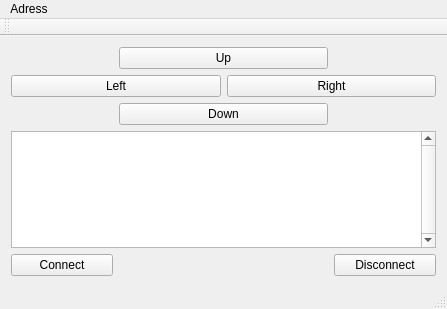
First picture: the form in chat QT/mainwindow.ui, repository Shakkozu/Steering-UNITY-game-by-wireless-controller, before the edit.
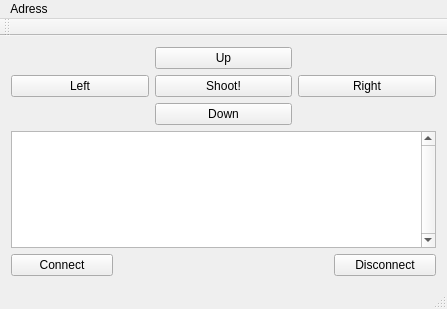
Second picture: the form after the edit.

What changed in the file:
```diff
--- a/chat QT/mainwindow.ui
+++ b/chat QT/mainwindow.ui
@@ -15,14 +15,14 @@
   </property>
   <widget class="QWidget" name="centralWidget">
    <layout class="QGridLayout" name="gridLayout">
-    <item row="9" column="3">
+    <item row="12" column="4">
      <widget class="QPushButton" name="DisconnectButton">
       <property name="text">
        <string>Disconnect</string>
       </property>
      </widget>
     </item>
-    <item row="8" column="0" colspan="4">
+    <item row="11" column="1" colspan="4">
      <widget class="QListWidget" name="ChatText">
       <property name="enabled">
        <bool>true</bool>
@@ -35,27 +35,7 @@
       </property>
      </widget>
     </item>
-    <item row="5" column="1" colspan="2">
-     <widget class="QPushButton" name="DownButton">
-      <property name="text">
-       <string>Down</string>
-      </property>
-      <property name="shortcut">
-       <string>Down</string>
-      </property>
-     </widget>
-    </item>
-    <item row="2" column="1" colspan="2">
-     <widget class="QPushButton" name="UpButton">
-      <property name="text">
-       <string>Up</string>
-      </property>
-      <property name="shortcut">
-       <string>Up</string>
-      </property>
-     </widget>
-    </item>
-    <item row="9" column="0">
+    <item row="12" column="1">
      <widget class="QPushButton" name="ConnectButton">
       <property name="text">
        <string>Connect</string>
@@ -65,25 +45,92 @@
       </property>
      </widget>
     </item>
-    <item row="3" column="0" colspan="2">
-     <widget class="QPushButton" name="LeftButton">
-      <property name="text">
-       <string>Left</string>
-      </property>
-      <property name="shortcut">
-       <string>Left</string>
-      </property>
-     </widget>
-    </item>
-    <item row="3" column="2" colspan="2">
-     <widget class="QPushButton" name="RightButton">
-      <property name="text">
-       <string>Right</string>
-      </property>
-      <property name="shortcut">
-       <string>Right</string>
-      </property>
-     </widget>
+    <item row="0" column="1" colspan="4">
+     <layout class="QGridLayout" name="gridLayout_2">
+      <item row="3" column="2">
+       <widget class="QPushButton" name="RightButton">
+        <property name="text">
+         <string>Right</string>
+        </property>
+        <property name="shortcut">
+         <string>Right</string>
+        </property>
+        <property name="checkable">
+         <bool>false</bool>
+        </property>
+        <property name="autoRepeat">
+         <bool>false</bool>
+        </property>
+        <property name="autoRepeatDelay">
+         <number>300</number>
+        </property>
+       </widget>
+      </item>
+      <item row="4" column="1">
+       <widget class="QPushButton" name="DownButton">
+        <property name="text">
+         <string>Down</string>
+        </property>
+        <property name="shortcut">
+         <string>Down</string>
+        </property>
+        <property name="autoRepeat">
+         <bool>true</bool>
+        </property>
+        <property name="autoRepeatInterval">
+         <number>100</number>
+        </property>
+       </widget>
+      </item>
+      <item row="3" column="1">
+       <widget class="QPushButton" name="ShootButton">
+        <property name="text">
+         <string>Shoot!</string>
+        </property>
+        <property name="shortcut">
+         <string>Space</string>
+        </property>
+       </widget>
+      </item>
+      <item row="3" column="0">
+       <widget class="QPushButton" name="LeftButton">
+        <property name="text">
+         <string>Left</string>
+        </property>
+        <property name="shortcut">
+         <string>Left</string>
+        </property>
+        <property name="checkable">
+         <bool>true</bool>
+        </property>
+        <property name="autoRepeat">
+         <bool>true</bool>
+        </property>
+        <property name="autoExclusive">
+         <bool>true</bool>
+        </property>
+        <property name="autoRepeatDelay">
+         <number>300</number>
+        </property>
+        <property name="autoRepeatInterval">
+         <number>100</number>
+        </property>
+       </widget>
+      </item>
+      <item row="2" column="1">
+       <widget class="QPushButton" name="UpButton">
+        <property name="text">
+         <string>Up</string>
+        </property>
+        <property name="shortcut">
+         <string>Up</string>
+        </property>
+        <property name="autoRepeat">
+         <bool>true</bool>
+        </property>
+       </widget>
+      </item>
+     </layout>
     </item>
    </layout>
   </widget>
```
